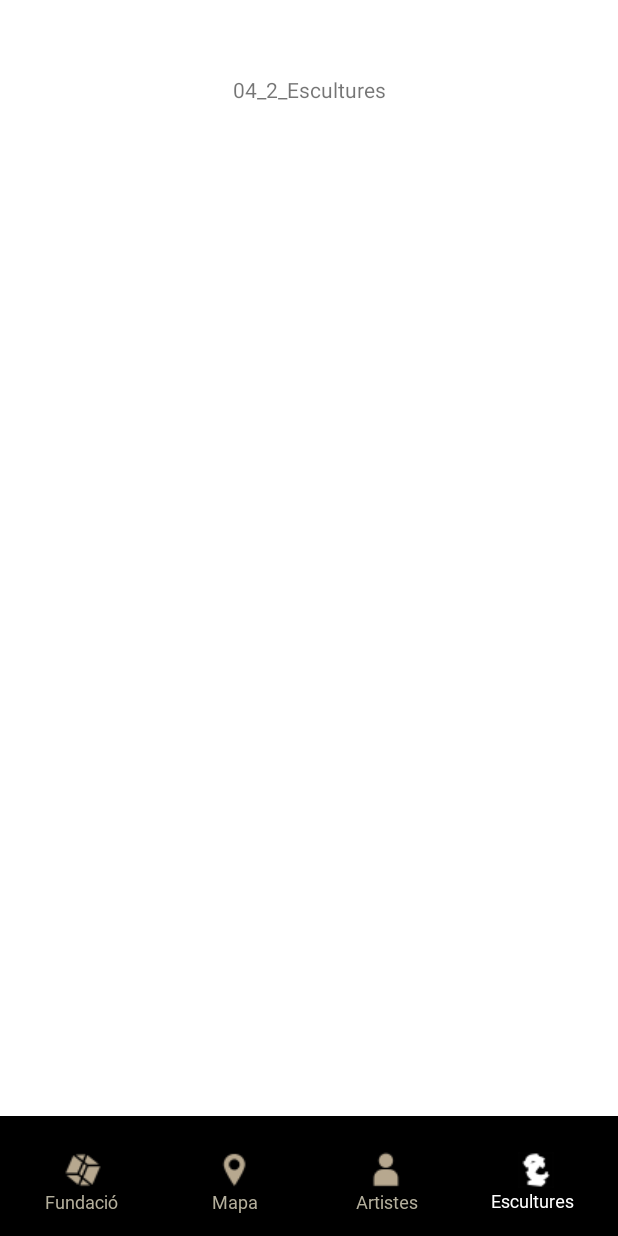
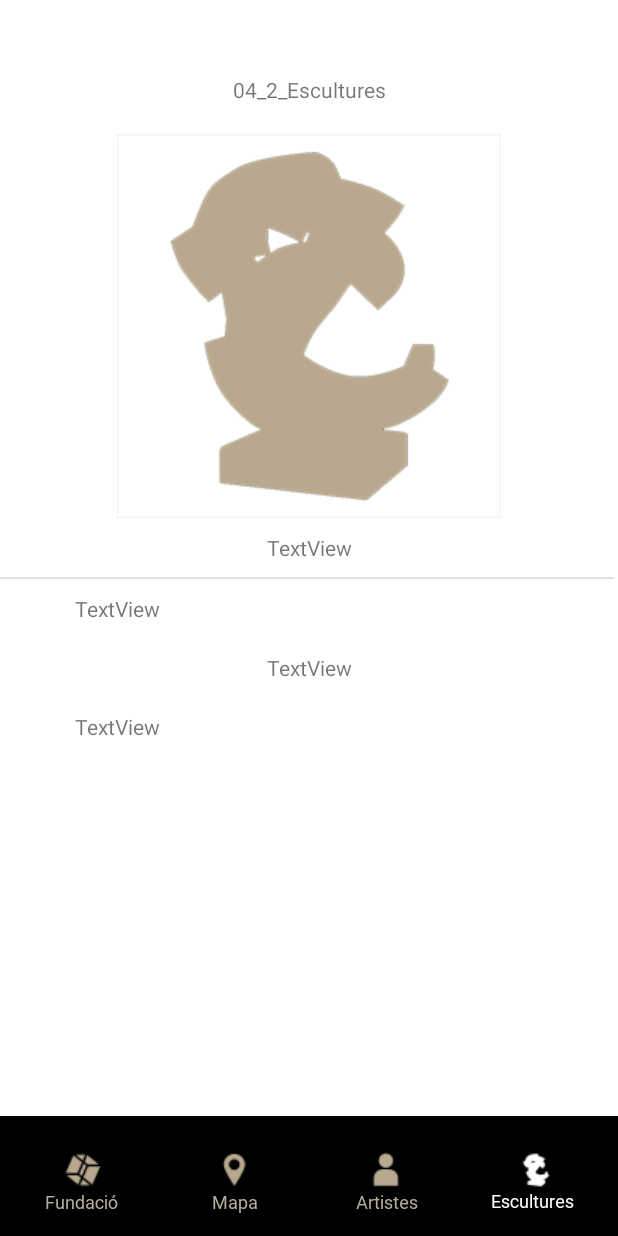
Before and after one commit to ericciria/M7Projecte02, an Android app: the layout activity_a042_escultures.xml on its own in the app's theme, with its tools: preview values and no code run, on a phone screen of 412 x 824 dp. Run offline under Robolectric (Android 15) with nearby library versions, the phone set to English and light mode, and no system bars.

Commit message:
Anar a A04_2_Escultures

```diff
--- a/app/src/main/AndroidManifest.xml
+++ b/app/src/main/AndroidManifest.xml
@@ -21,7 +21,13 @@
             android:name=".A05_Artistes"
             android:exported="false" />
         <activity
+            android:name=".A05_2_Artistes"
+            android:exported="false" />
+        <activity
             android:name=".A04_Escultures"
+            android:exported="false" />
+        <activity
+            android:name=".A04_2_Escultures"
             android:exported="false" />
         <activity
             android:name=".A03_Mapa"
--- a/app/src/main/java/com/ericciria/m7projecte02/A04_Escultures.java
+++ b/app/src/main/java/com/ericciria/m7projecte02/A04_Escultures.java
@@ -43,8 +43,6 @@ public class A04_Escultures extends AppCompatActivity {
 
         // Si volem llista, activem el new LinearLayout...(); si volem grid, activem
         // el new GridLayout...(), indicant el nombre de columnes.
-        //esculturesLayout = new LinearLayoutManager(this);
-        //rvEscultures.setLayoutManager(esculturesLayout);
         rvEscultures.setLayoutManager(new GridLayoutManager(this,2));
 
         // Creem el model de dades que mostrarem al RecyclerView. Executem una consulta sobre
--- a/app/src/main/res/layout/activity_a042_escultures.xml
+++ b/app/src/main/res/layout/activity_a042_escultures.xml
@@ -169,4 +169,64 @@
         app:layout_constraintEnd_toEndOf="parent"
         app:layout_constraintStart_toStartOf="parent"
         app:layout_constraintTop_toTopOf="parent" />
+
+    <ImageView
+        android:id="@+id/imageView"
+        android:layout_width="wrap_content"
+        android:layout_height="wrap_content"
+        android:layout_marginTop="20dp"
+        app:layout_constraintEnd_toEndOf="parent"
+        app:layout_constraintStart_toStartOf="parent"
+        app:layout_constraintTop_toBottomOf="@+id/tv042Escultures"
+        app:srcCompat="@drawable/botonera_iconaescultures" />
+
+    <TextView
+        android:id="@+id/tvId"
+        android:layout_width="wrap_content"
+        android:layout_height="wrap_content"
+        android:layout_marginTop="10dp"
+        android:text="TextView"
+        app:layout_constraintEnd_toEndOf="parent"
+        app:layout_constraintStart_toStartOf="parent"
+        app:layout_constraintTop_toBottomOf="@+id/imageView" />
+
+    <View
+        android:id="@+id/divider"
+        android:layout_width="409dp"
+        android:layout_height="1dp"
+        android:layout_marginTop="10dp"
+        android:background="?android:attr/listDivider"
+        app:layout_constraintTop_toBottomOf="@+id/tvId"
+        tools:layout_editor_absoluteX="1dp" />
+
+    <TextView
+        android:id="@+id/tvAltura"
+        android:layout_width="wrap_content"
+        android:layout_height="wrap_content"
+        android:layout_marginStart="50dp"
+        android:layout_marginTop="10dp"
+        android:text="TextView"
+        app:layout_constraintStart_toStartOf="parent"
+        app:layout_constraintTop_toBottomOf="@+id/divider" />
+
+    <TextView
+        android:id="@+id/tvAny"
+        android:layout_width="wrap_content"
+        android:layout_height="wrap_content"
+        android:layout_marginTop="20dp"
+        android:text="TextView"
+        app:layout_constraintEnd_toEndOf="parent"
+        app:layout_constraintStart_toStartOf="parent"
+        app:layout_constraintTop_toBottomOf="@+id/tvAltura" />
+
+    <TextView
+        android:id="@+id/tvLatitud"
+        android:layout_width="wrap_content"
+        android:layout_height="wrap_content"
+        android:layout_marginStart="50dp"
+        android:layout_marginTop="20dp"
+        android:text="TextView"
+        app:layout_constraintStart_toStartOf="parent"
+        app:layout_constraintTop_toBottomOf="@+id/tvAny" />
+
 </androidx.constraintlayout.widget.ConstraintLayout>
```
Also changed, not shown: app/src/main/java/com/ericciria/m7projecte02/A04_2_Escultures.java (+54 -0 lines), app/src/main/java/com/ericciria/m7projecte02/ArtistaRVAdapter.java (+11 -1 lines), app/src/main/java/com/ericciria/m7projecte02/EsculturesRVAdapter.java (+14 -20 lines).
